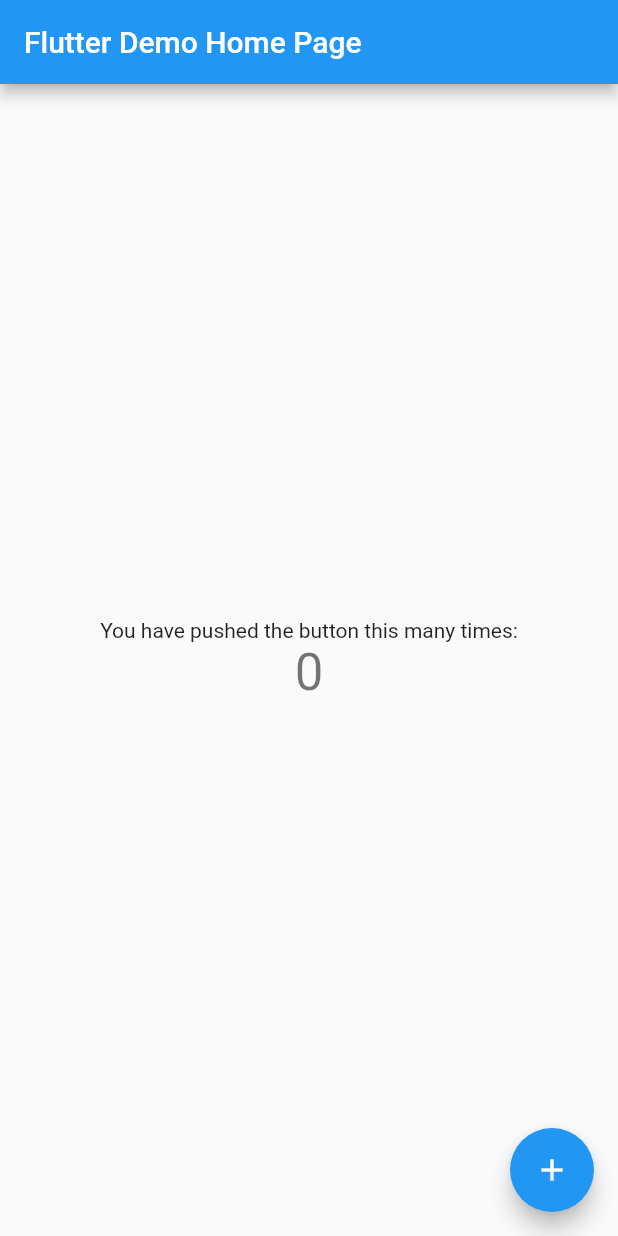
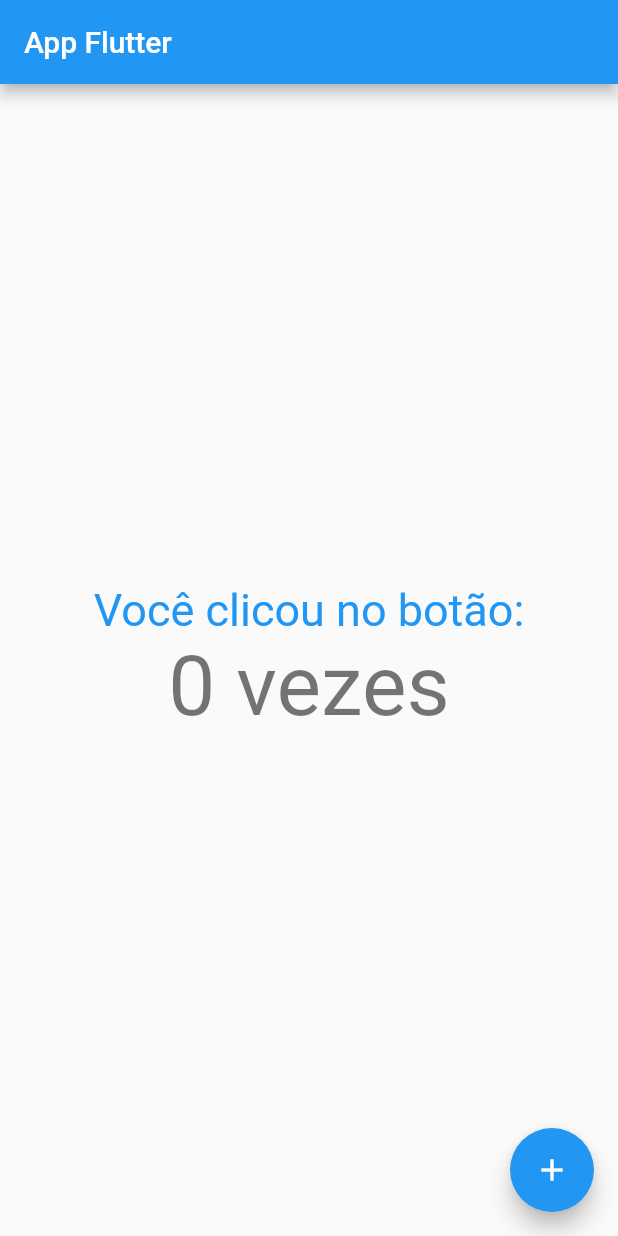
Before and after one commit to leonardob0rges/EstudosFlutter, a Flutter app: the screen it shows after launch, on a phone screen of 412 x 824 dp. Run offline on Flutter 3.47's test engine with Material 2 defaults, Android fonts, the phone set to English and light mode, and no system bars.

Commit message:
atualizando app

```diff
--- a/modulo1/meuapp/lib/main.dart
+++ b/modulo1/meuapp/lib/main.dart
@@ -11,7 +11,7 @@ class MyApp extends StatelessWidget {
   @override
   Widget build(BuildContext context) {
     return MaterialApp(
-      title: 'Flutter Demo',
+      title: 'Meu App',
       theme: ThemeData(
         // This is the theme of your application.
         //
@@ -24,7 +24,7 @@ class MyApp extends StatelessWidget {
         // is not restarted.
         primarySwatch: Colors.blue,
       ),
-      home: const MyHomePage(title: 'Flutter Demo Home Page'),
+      home: const MyHomePage(title: 'App Flutter'),
     );
   }
 }
@@ -96,11 +96,15 @@ class _MyHomePageState extends State<MyHomePage> {
           mainAxisAlignment: MainAxisAlignment.center,
           children: <Widget>[
             const Text(
-              'You have pushed the button this many times:',
+              'Você clicou no botão:',
+              style: TextStyle(color: Colors.blue, fontSize: 30),
+              textAlign: TextAlign.center,
             ),
             Text(
-              '$_counter',
-              style: Theme.of(context).textTheme.headlineMedium,
+              '$_counter vezes',
+              style: Theme.of(context).textTheme.displayMedium,
+              textAlign: TextAlign.center,
+
             ),
           ],
         ),
```
